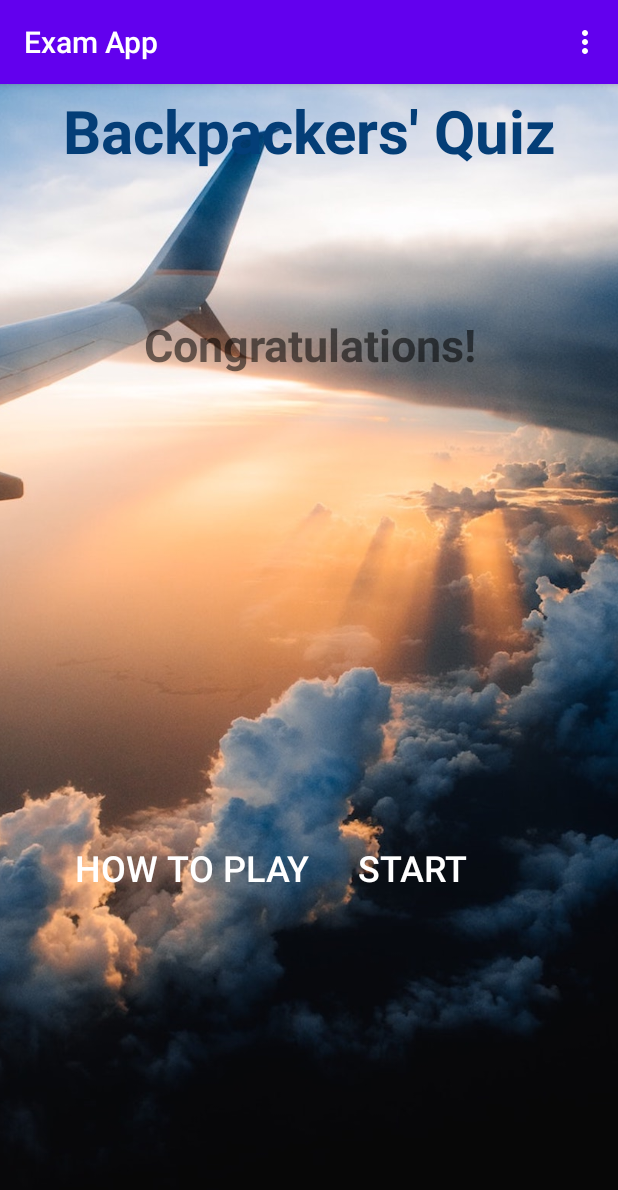
After one commit to jjtsai0907/jjExamApp, an Android app: the fragment FinishFragment placed in its activity, on a phone screen of 412 x 824 dp. The commit adds this screen. Shown: the top 1190 px of the screen. Run offline under Robolectric (Android 15) with nearby library versions, the phone set to English and light mode, and no system bars.

Commit message:
FinishFragment is now displayed when FinishMenu is clicked.

```diff
--- a/app/build.gradle
+++ b/app/build.gradle
@@ -38,4 +38,5 @@
     androidTestImplementation 'androidx.test.ext:junit:1.1.2'
     androidTestImplementation 'androidx.test.espresso:espresso-core:3.3.0'
 
+
 }
--- /dev/null
+++ b/app/src/main/java/com/example/examapp/FinishFragment.kt
@@ -0,0 +1,73 @@
+package com.example.examapp
+
+import android.os.Bundle
+import android.view.LayoutInflater
+import android.view.View
+import android.view.ViewGroup
+import android.widget.ImageView
+import android.widget.TextView
+import androidx.core.view.isVisible
+import androidx.fragment.app.Fragment
+import kotlinx.android.synthetic.*
+import kotlinx.android.synthetic.main.fragment_finish.*
+
+class FinishFragment: Fragment() {
+
+    lateinit var finishCountryTextVIew: TextView
+    lateinit var finishQuestionTextView: TextView
+    lateinit var finishWalletTextView: TextView
+    lateinit var finishImageView1: ImageView
+    lateinit var finishImageView2: ImageView
+    lateinit var finishImageView3: ImageView
+
+
+    override fun onCreateView(
+        inflater: LayoutInflater,
+        container: ViewGroup?,
+        savedInstanceState: Bundle?
+    ): View? {
+        val view = inflater.inflate(R.layout.fragment_finish, container, false)
+
+        finishCountryTextVIew = view.findViewById(R.id.finishCountryTextView)
+        finishQuestionTextView = view.findViewById(R.id.finishQuestionTextView)
+        finishWalletTextView = view.findViewById(R.id.finishWalletTextView)
+        finishImageView1 = view.findViewById(R.id.finishImageView1)
+        finishImageView2 = view.findViewById(R.id.finishImageView2)
+        finishImageView3 = view.findViewById(R.id.finishImageView3)
+
+
+
+        finishCountryTextVIew.alpha = 0F
+        finishQuestionTextView.alpha = 0F
+        finishWalletTextView.alpha = 0F
+
+        finishImageView1.alpha = 0F
+        finishImageView2.alpha = 0F
+        finishImageView3.alpha = 0F
+
+
+
+        //finishCountryTextVIew.text = "You have been to $ countries."
+        //finishQuestionTextView.text = "You have gotten $ correct answers."
+        //finishWalletTextView.text = "At this moment, you still have $ kr left."
+
+
+        return view
+
+
+    }
+
+    fun setText(text:String){
+        finishCountryTextVIew.alpha = 1F
+        finishCountryTextVIew.text = text
+        finishWalletTextView.alpha = 1F
+        finishQuestionTextView.alpha = 1F
+        finishImageView1.alpha = 1F
+        finishImageView2.alpha = 1F
+        finishImageView3.alpha = 1F
+    }
+
+
+
+
+}
--- a/app/src/main/java/com/example/examapp/MainActivity.kt
+++ b/app/src/main/java/com/example/examapp/MainActivity.kt
@@ -3,20 +3,70 @@
 import android.content.Intent
 import androidx.appcompat.app.AppCompatActivity
 import android.os.Bundle
+import android.util.Log
 import android.view.Menu
 import android.view.View
 import android.widget.Button
+import android.widget.TextView
+import android.widget.Toast
 import androidx.core.view.isVisible
 import kotlinx.android.synthetic.*
 import kotlinx.android.synthetic.main.activity_main.*
+import kotlinx.android.synthetic.main.fragment_finish.*
+import kotlin.concurrent.thread
+import kotlin.concurrent.schedule
+import java.util.*
+
 
 class MainActivity : AppCompatActivity() {
+
+    lateinit var finish1: TextView
+    lateinit var buttonx: Button
+
+
+
     override fun onCreate(savedInstanceState: Bundle?) {
         super.onCreate(savedInstanceState)
         setContentView(R.layout.activity_main)
 
+
+
+
         val goButton: Button = findViewById(R.id.goButton)
         val howToPlayButton: Button = findViewById(R.id.howToPlayButton)
+        val buttonx = findViewById<Button>(R.id.buttonx)
+
+
+        var finish = intent.getStringExtra("FINISH")
+
+        if (finish == "finish"){
+
+
+            finishGame()
+            buttonx.alpha = 1F
+
+
+            //Timer("Delay", false).schedule(1000){
+                //changeText()
+
+                //val fragmentFinish = supportFragmentManager.findFragmentByTag("finishFragment") as FinishFragment?
+                //fragmentFinish.finishCountryTextVIew
+
+
+                //fragmentFinish?.setText("2345")
+                //Log.d("!!!!!","funkar")
+
+            //}
+
+
+
+
+
+
+        }
+
+
+
 
 
 
@@ -39,9 +89,36 @@
 
         val howToPlayFragment = HowToPlayFragment()
         val transaction = supportFragmentManager.beginTransaction()
-        transaction.add(R.id.frameLayout, howToPlayFragment, "howToPlayFragment")
+        transaction.replace(R.id.frameLayout, howToPlayFragment, "howToPlayFragment")
         transaction.commit()
     }
 
+    fun finishGame (){
+        val finishFragment = FinishFragment()
+        val transaction = supportFragmentManager.beginTransaction()
+        transaction.add(R.id.frameLayout, finishFragment, "finishFragment")
+
+        transaction.commit()
+        //changeText("Hey")
+        //finishFragment.setText("24")
+        //changeText()
+
+    }
+
+    fun changeText(view: View){
+
+        var buttont: Button = findViewById(R.id.buttonx)
+        buttont.alpha = 0F
+        //buttonx.alpha = 0F
+
+
+        val fragmentFinish = supportFragmentManager.findFragmentByTag("finishFragment") as FinishFragment?
+        //fragmentFinish.finishCountryTextVIew
+        fragmentFinish?.setText("")
+
+
+    }
+
+
 
 }
--- a/app/src/main/java/com/example/examapp/MapsActivity.kt
+++ b/app/src/main/java/com/example/examapp/MapsActivity.kt
@@ -211,7 +211,12 @@
                     startActivity(intent)
                 }
                 else {
-                    Toast.makeText(this, "Aaah", Toast.LENGTH_SHORT).show()
+
+                    val intent = Intent (this, MainActivity::class.java)
+                    intent.putExtra("FINISH", "finish")
+                    startActivity(intent)
+
+
                 }
 
 
--- /dev/null
+++ b/app/src/main/res/drawable/ic_flight.xml
@@ -0,0 +1,10 @@
+<vector xmlns:android="http://schemas.android.com/apk/res/android"
+    android:width="24dp"
+    android:height="24dp"
+    android:viewportWidth="24"
+    android:viewportHeight="24"
+    android:tint="?attr/colorControlNormal">
+  <path
+      android:fillColor="@android:color/white"
+      android:pathData="M2.5,19h19v2h-19V19zM22.07,9.64c-0.21,-0.8 -1.04,-1.28 -1.84,-1.06L14.92,10l-6.9,-6.43L6.09,4.08l4.14,7.17l-4.97,1.33l-1.97,-1.54l-1.45,0.39l2.59,4.49c0,0 7.12,-1.9 16.57,-4.43C21.81,11.26 22.28,10.44 22.07,9.64z"/>
+</vector>
--- /dev/null
+++ b/app/src/main/res/drawable/ic_marker.xml
@@ -0,0 +1,10 @@
+<vector xmlns:android="http://schemas.android.com/apk/res/android"
+    android:width="24dp"
+    android:height="24dp"
+    android:viewportWidth="24"
+    android:viewportHeight="24"
+    android:tint="?attr/colorControlNormal">
+  <path
+      android:fillColor="@android:color/white"
+      android:pathData="M18,8c0,-3.31 -2.69,-6 -6,-6S6,4.69 6,8c0,4.5 6,11 6,11s6,-6.5 6,-11zM10,8c0,-1.1 0.9,-2 2,-2s2,0.9 2,2 -0.89,2 -2,2c-1.1,0 -2,-0.9 -2,-2zM5,20v2h14v-2L5,20z"/>
+</vector>
--- /dev/null
+++ b/app/src/main/res/drawable/ic_money.xml
@@ -0,0 +1,13 @@
+<vector xmlns:android="http://schemas.android.com/apk/res/android"
+    android:width="24dp"
+    android:height="24dp"
+    android:viewportWidth="24"
+    android:viewportHeight="24"
+    android:tint="?attr/colorControlNormal">
+  <path
+      android:fillColor="@android:color/white"
+      android:pathData="M5,8h2v8L5,16zM12,8L9,8c-0.55,0 -1,0.45 -1,1v6c0,0.55 0.45,1 1,1h3c0.55,0 1,-0.45 1,-1L13,9c0,-0.55 -0.45,-1 -1,-1zM11,14h-1v-4h1v4zM18,8h-3c-0.55,0 -1,0.45 -1,1v6c0,0.55 0.45,1 1,1h3c0.55,0 1,-0.45 1,-1L19,9c0,-0.55 -0.45,-1 -1,-1zM17,14h-1v-4h1v4z"/>
+  <path
+      android:fillColor="@android:color/white"
+      android:pathData="M2,4v16h20L22,4L2,4zM4,18L4,6h16v12L4,18z"/>
+</vector>
--- a/app/src/main/res/layout/activity_main.xml
+++ b/app/src/main/res/layout/activity_main.xml
@@ -47,40 +47,53 @@
         android:id="@+id/howToPlayButton"
         android:layout_width="wrap_content"
         android:layout_height="wrap_content"
-        android:layout_marginStart="40dp"
-        android:layout_marginBottom="16dp"
+        android:layout_marginStart="50dp"
+        android:layout_marginTop="32dp"
         android:background="#00000000"
-        android:onClick="howToPlay"
+        android:onClick="changeText"
         android:text="How to Play"
         android:textColor="#FFFFFF"
         android:textSize="24sp"
-        app:layout_constraintBottom_toBottomOf="@+id/imageView3"
-        app:layout_constraintStart_toStartOf="parent" />
+        app:layout_constraintStart_toStartOf="parent"
+        app:layout_constraintTop_toBottomOf="@+id/frameLayout" />
 
     <Button
         android:id="@+id/goButton"
         android:layout_width="wrap_content"
         android:layout_height="wrap_content"
         android:layout_marginStart="24dp"
-        android:layout_marginBottom="16dp"
+        android:layout_marginTop="32dp"
         android:background="#00000000"
         android:gravity="center"
         android:onClick="entryButtonClicked"
         android:text="Start"
         android:textColor="@color/common_google_signin_btn_text_dark_default"
         android:textSize="24sp"
-        app:layout_constraintBottom_toBottomOf="parent"
-        app:layout_constraintStart_toEndOf="@+id/howToPlayButton" />
+        app:layout_constraintStart_toEndOf="@+id/howToPlayButton"
+        app:layout_constraintTop_toBottomOf="@+id/frameLayout" />
 
     <FrameLayout
         android:id="@+id/frameLayout"
-        android:layout_width="0dp"
-        android:layout_height="0dp"
-        app:layout_constraintBottom_toTopOf="@+id/howToPlayButton"
+        android:layout_width="419dp"
+        android:layout_height="363dp"
+        android:layout_marginTop="32dp"
         app:layout_constraintEnd_toEndOf="parent"
         app:layout_constraintStart_toStartOf="parent"
         app:layout_constraintTop_toBottomOf="@+id/textView">
 
     </FrameLayout>
 
+    <Button
+        android:id="@+id/buttonx"
+        android:layout_width="wrap_content"
+        android:layout_height="wrap_content"
+        android:alpha="0"
+        android:onClick="changeText"
+        android:text="Press To Reveal Your Scorse"
+        app:layout_constraintBottom_toBottomOf="@+id/frameLayout"
+        app:layout_constraintEnd_toEndOf="parent"
+        app:layout_constraintHorizontal_bias="0.461"
+        app:layout_constraintStart_toStartOf="parent"
+        app:layout_constraintTop_toTopOf="@+id/frameLayout" />
+
 </androidx.constraintlayout.widget.ConstraintLayout>
--- /dev/null
+++ b/app/src/main/res/layout/fragment_finish.xml
@@ -0,0 +1,90 @@
+<?xml version="1.0" encoding="utf-8"?>
+<androidx.constraintlayout.widget.ConstraintLayout xmlns:android="http://schemas.android.com/apk/res/android"
+    xmlns:app="http://schemas.android.com/apk/res-auto"
+    xmlns:tools="http://schemas.android.com/tools"
+    android:id="@+id/finishFragment"
+    android:layout_width="match_parent"
+    android:layout_height="match_parent"
+    android:tag="finishFragment">
+
+    <TextView
+        android:id="@+id/textView2"
+        android:layout_width="wrap_content"
+        android:layout_height="wrap_content"
+        android:layout_marginTop="50dp"
+        android:text="Congratulations!"
+        android:textSize="30sp"
+        android:textStyle="bold"
+        app:layout_constraintEnd_toEndOf="parent"
+        app:layout_constraintHorizontal_bias="0.5"
+        app:layout_constraintStart_toStartOf="parent"
+        app:layout_constraintTop_toTopOf="parent" />
+
+    <ImageView
+        android:id="@+id/finishImageView1"
+        android:layout_width="66dp"
+        android:layout_height="62dp"
+        android:layout_marginTop="32dp"
+        android:layout_marginEnd="16dp"
+        android:background="#00FFFFFF"
+        app:layout_constraintEnd_toStartOf="@+id/finishCountryTextView"
+        app:layout_constraintStart_toStartOf="@+id/textView2"
+        app:layout_constraintTop_toBottomOf="@+id/textView2"
+        app:srcCompat="@drawable/ic_flight" />
+
+    <ImageView
+        android:id="@+id/finishImageView2"
+        android:layout_width="71dp"
+        android:layout_height="66dp"
+        android:layout_marginTop="32dp"
+        android:layout_marginEnd="16dp"
+        app:layout_constraintEnd_toStartOf="@+id/finishQuestionTextView"
+        app:layout_constraintStart_toStartOf="@+id/finishImageView1"
+        app:layout_constraintTop_toBottomOf="@+id/finishImageView1"
+        app:srcCompat="@drawable/ic_marker" />
+
+    <ImageView
+        android:id="@+id/finishImageView3"
+        android:layout_width="72dp"
+        android:layout_height="70dp"
+        android:layout_marginTop="32dp"
+        android:layout_marginEnd="16dp"
+        app:layout_constraintEnd_toStartOf="@+id/finishWalletTextView"
+        app:layout_constraintStart_toStartOf="@+id/finishImageView2"
+        app:layout_constraintTop_toBottomOf="@+id/finishImageView2"
+        app:srcCompat="@drawable/ic_money" />
+
+    <TextView
+        android:id="@+id/finishCountryTextView"
+        android:layout_width="wrap_content"
+        android:layout_height="wrap_content"
+        android:layout_marginStart="16dp"
+        android:text="Countries"
+        android:textSize="24sp"
+        app:layout_constraintBottom_toBottomOf="@+id/finishImageView1"
+        app:layout_constraintStart_toEndOf="@+id/finishImageView1"
+        app:layout_constraintTop_toTopOf="@+id/finishImageView1" />
+
+    <TextView
+        android:id="@+id/finishQuestionTextView"
+        android:layout_width="wrap_content"
+        android:layout_height="wrap_content"
+        android:layout_marginStart="16dp"
+        android:text="Questions"
+        android:textSize="24sp"
+        app:layout_constraintBottom_toBottomOf="@+id/finishImageView2"
+        app:layout_constraintStart_toEndOf="@+id/finishImageView2"
+        app:layout_constraintTop_toTopOf="@+id/finishImageView2" />
+
+    <TextView
+        android:id="@+id/finishWalletTextView"
+        android:layout_width="wrap_content"
+        android:layout_height="wrap_content"
+        android:layout_marginStart="16dp"
+        android:text="Wallet"
+        android:textSize="24sp"
+        app:layout_constraintBottom_toBottomOf="@+id/finishImageView3"
+        app:layout_constraintStart_toEndOf="@+id/finishImageView3"
+        app:layout_constraintTop_toTopOf="@+id/finishImageView3" />
+
+</androidx.constraintlayout.widget.ConstraintLayout>
--- a/app/src/main/res/layout/fragment_how_to_play.xml
+++ b/app/src/main/res/layout/fragment_how_to_play.xml
@@ -24,9 +24,11 @@
         android:id="@+id/textView4"
         android:layout_width="228dp"
         android:layout_height="134dp"
-        android:layout_marginTop="8dp"
+        android:layout_marginTop="9dp"
         android:text="........"
         android:textSize="24sp"
-        app:layout_constraintTop_toBottomOf="@+id/textView3"
-        tools:layout_editor_absoluteX="93dp" />
+        app:layout_constraintEnd_toEndOf="parent"
+        app:layout_constraintHorizontal_bias="0.5"
+        app:layout_constraintStart_toStartOf="parent"
+        app:layout_constraintTop_toBottomOf="@+id/textView3" />
 </androidx.constraintlayout.widget.ConstraintLayout>
```
